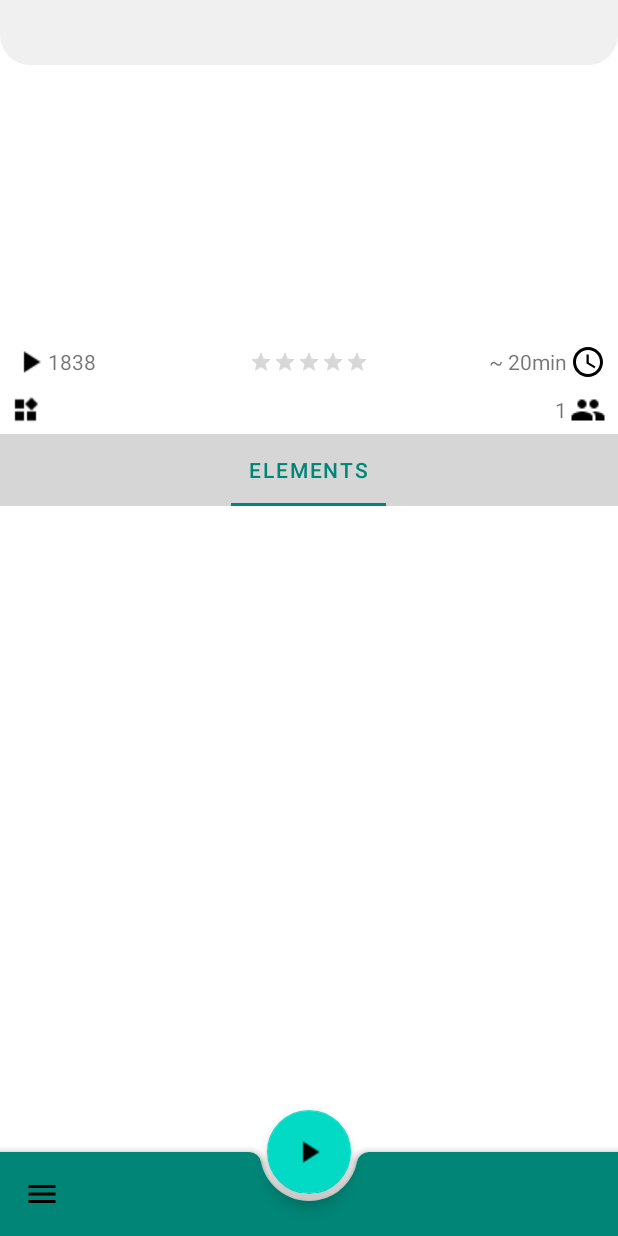
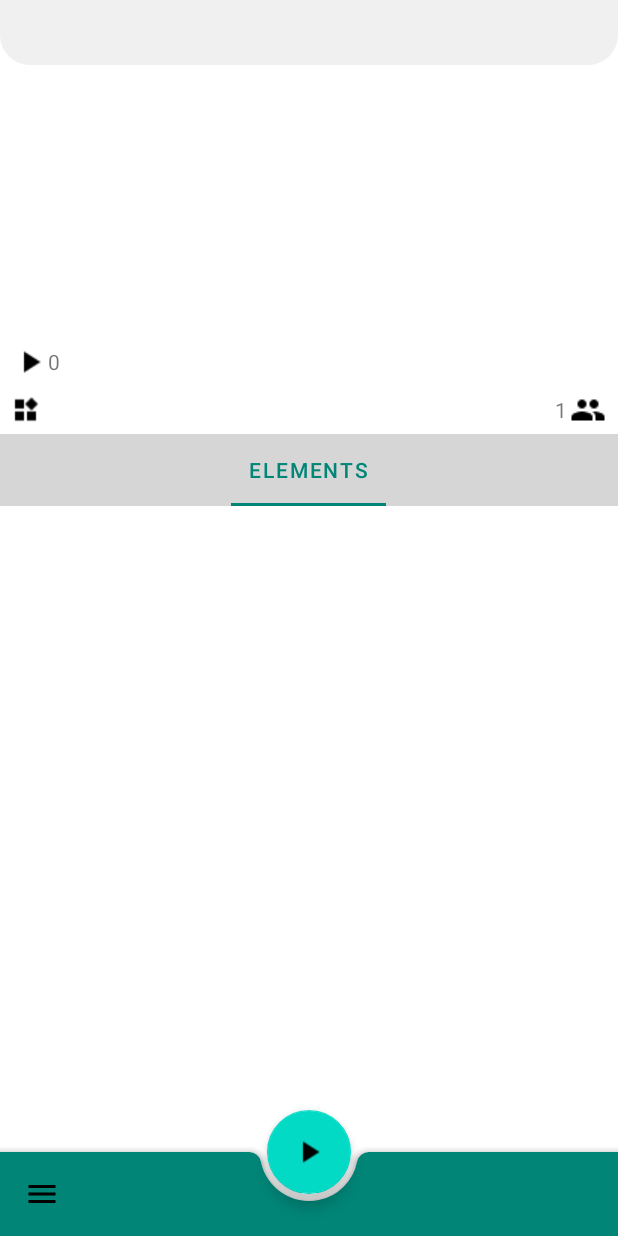
Before and after one commit to yannis216/LetsGo, an Android app: the ModulDetailActivity screen opened directly, with no data from a screen before it, on a phone screen of 412 x 824 dp. Run offline under Robolectric (Android 15) with nearby library versions, the phone set to English and light mode, and no system bars; our stand-ins replace Firebase (no records; nobody signed in at launch, a user with empty details on screens opened directly); 4 statements that could not run were skipped.

Commit message:
SocialModulInfo gets displayed in ModuLDetails

```diff
--- a/app/src/main/java/com/example/android/letsgo/Activities/ModulDetailActivity.java
+++ b/app/src/main/java/com/example/android/letsgo/Activities/ModulDetailActivity.java
@@ -11,11 +11,13 @@ import android.view.View;
 import android.view.ViewGroup;
 import android.widget.ImageView;
 import android.widget.ProgressBar;
+import android.widget.RatingBar;
 import android.widget.TextView;
 
 import com.example.android.letsgo.Adapter.ModulDetailElementListAdapter;
 import com.example.android.letsgo.Classes.Modul;
 import com.example.android.letsgo.Classes.ModulElement;
+import com.example.android.letsgo.Classes.SocialModulInfo;
 import com.example.android.letsgo.R;
 import com.example.android.letsgo.Utils.CallbackHelper;
 import com.example.android.letsgo.Utils.PictureUtil;
@@ -26,6 +28,7 @@ import com.google.firebase.auth.FirebaseUser;
 import com.google.firebase.storage.FirebaseStorage;
 
 import java.util.List;
+import java.util.concurrent.TimeUnit;
 
 import androidx.core.view.GravityCompat;
 import androidx.drawerlayout.widget.DrawerLayout;
@@ -37,9 +40,14 @@ public class ModulDetailActivity extends BaseNavDrawActivity implements ModulDet
     private RecyclerView.Adapter mAdapter;
     private RecyclerView.LayoutManager mLayoutManager;
     private Modul displayedModul;
+    private SocialModulInfo displayedSocialModulInfo;
     private TextView mTvTitle;
     private ImageView mIvPicture;
     private ProgressBar progressBar;
+    private TextView doneCountView;
+    private TextView avgDurationView;
+    private  RatingBar avgRatingView;
+    private  ImageView durationClock;
 
     private FirebaseAuth mFirebaseAuth;
     FirebaseUser authUser;
@@ -73,7 +81,10 @@ public class ModulDetailActivity extends BaseNavDrawActivity implements ModulDet
         mIvPicture = findViewById(R.id.iv_modul_detail_picture);
         progressBar = findViewById(R.id.pb_modul_detail_modul_picture_load);
 
-
+        doneCountView = findViewById(R.id.tv_modul_detail_times_done);
+        avgDurationView = findViewById(R.id.tv_modul_detail_avg_duration);
+        avgRatingView = findViewById(R.id.rb_modul_detail);
+        durationClock = findViewById(R.id.iv_modul_detail_duration_clock);
 
         drawerLayout = findViewById(R.id.drawer_layout);
 
@@ -105,6 +116,7 @@ public class ModulDetailActivity extends BaseNavDrawActivity implements ModulDet
 
         Intent intent = getIntent();
         displayedModul = (Modul) intent.getSerializableExtra("modul");
+        displayedSocialModulInfo = (SocialModulInfo) intent.getSerializableExtra("socialModulInfo");
         generateModulElementsList(displayedModul.getModulElements());
 
 
@@ -135,6 +147,7 @@ public class ModulDetailActivity extends BaseNavDrawActivity implements ModulDet
         String title = displayedModul.getTitle();
         mTvTitle.setText(title);
         loadPictureIntoHeader();
+        populateSocialInfoBar();
 
     }
 
@@ -192,4 +205,35 @@ public class ModulDetailActivity extends BaseNavDrawActivity implements ModulDet
             pictureUtil.saveModulImageFromDatabaseToLocalStorage(storage, displayedModul);
         }
     }
+
+    public void populateSocialInfoBar(){
+        if(displayedSocialModulInfo!=null) {
+            doneCountView.setText(String.valueOf(displayedSocialModulInfo.getDoneCount()));
+            String hms = String.format("%02d:%02d:%02d", TimeUnit.MILLISECONDS.toHours(displayedSocialModulInfo.getDurationAvg()),
+                    TimeUnit.MILLISECONDS.toMinutes(displayedSocialModulInfo.getDurationAvg()) % TimeUnit.HOURS.toMinutes(1),
+                    TimeUnit.MILLISECONDS.toSeconds(displayedSocialModulInfo.getDurationAvg()) % TimeUnit.MINUTES.toSeconds(1));
+
+            avgDurationView.setText("~ " +hms);
+
+            if(displayedSocialModulInfo.getRatingNum()>0) {
+                avgRatingView.setVisibility(View.VISIBLE);
+                avgRatingView.setRating(displayedSocialModulInfo.getRating());
+            }else{
+                avgRatingView.setVisibility(View.GONE);
+            }
+            if(!(displayedSocialModulInfo.getDoneCount()==0)){
+                avgDurationView.setVisibility(View.VISIBLE);
+                durationClock.setVisibility(View.VISIBLE);
+            }else{
+                avgDurationView.setVisibility(View.GONE);
+                durationClock.setVisibility(View.GONE);
+            }
+        }else{
+            doneCountView.setText("0");
+            avgDurationView.setText(" -");
+            avgRatingView.setVisibility(View.GONE);
+            avgDurationView.setVisibility(View.GONE);
+            durationClock.setVisibility(View.GONE);
+        }
+    }
 }
--- a/app/src/main/java/com/example/android/letsgo/Adapter/ModulListAdapter.java
+++ b/app/src/main/java/com/example/android/letsgo/Adapter/ModulListAdapter.java
@@ -39,7 +39,7 @@ public class ModulListAdapter extends RecyclerView.Adapter<ModulListAdapter.Modu
     FirebaseStorage storage = FirebaseStorage.getInstance();
 
     public interface ModulOnClickHandler {
-        void onClick(Modul requestedModul);
+        void onClick(Modul requestedModul, SocialModulInfo requestedSocialModulInfo);
     }
 
     public ModulListAdapter(Context context, List<Modul> moduls, List<SocialModulInfo> socialModulInfos, ModulOnClickHandler clickHandler){
@@ -60,8 +60,9 @@ public class ModulListAdapter extends RecyclerView.Adapter<ModulListAdapter.Modu
         public void onClick(View view) {
             int adapterPosition = getAdapterPosition();
             Modul requestedModul = moduls.get(adapterPosition);
+            SocialModulInfo requestedSocialModulInfo = socialModulInfos.get(adapterPosition);
             //TODO Send SocialModulInfos here
-            mClickHandler.onClick(requestedModul);
+            mClickHandler.onClick(requestedModul, requestedSocialModulInfo);
         }
     }
 
--- a/app/src/main/res/layout/activity_modul_detail.xml
+++ b/app/src/main/res/layout/activity_modul_detail.xml
@@ -65,7 +65,7 @@
                 android:src="@drawable/baseline_play_arrow_black_24dp" />
 
             <TextView
-                android:id="@+id/tv_modul_detail_element_times_done"
+                android:id="@+id/tv_modul_detail_times_done"
                 android:layout_width="wrap_content"
                 android:layout_height="match_parent"
                 android:layout_gravity="center_vertical"
@@ -80,7 +80,7 @@
             android:orientation="horizontal">
 
             <RatingBar
-                android:id="@+id/rb_modul_detail_element"
+                android:id="@+id/rb_modul_detail"
                 style="?android:attr/ratingBarStyleSmall"
                 android:layout_width="wrap_content"
                 android:layout_height="wrap_content"
@@ -96,7 +96,7 @@
                 android:orientation="horizontal">
 
                 <TextView
-                    android:id="@+id/tv_modul_detail_element_avg_duration"
+                    android:id="@+id/tv_modul_detail_avg_duration"
                     android:layout_width="wrap_content"
                     android:layout_height="match_parent"
                     android:layout_gravity="center_vertical"
@@ -104,7 +104,7 @@
                     android:text="~ 20min" />
 
                 <ImageView
-                    android:id="@+id/iv_modul_detail_element_duration_clock"
+                    android:id="@+id/iv_modul_detail_duration_clock"
                     android:layout_width="wrap_content"
                     android:layout_height="match_parent"
                     android:layout_marginStart="2dp"
```
Also changed, not shown: app/src/main/java/com/example/android/letsgo/Activities/ModulListActivity.java (+5 -4 lines).
